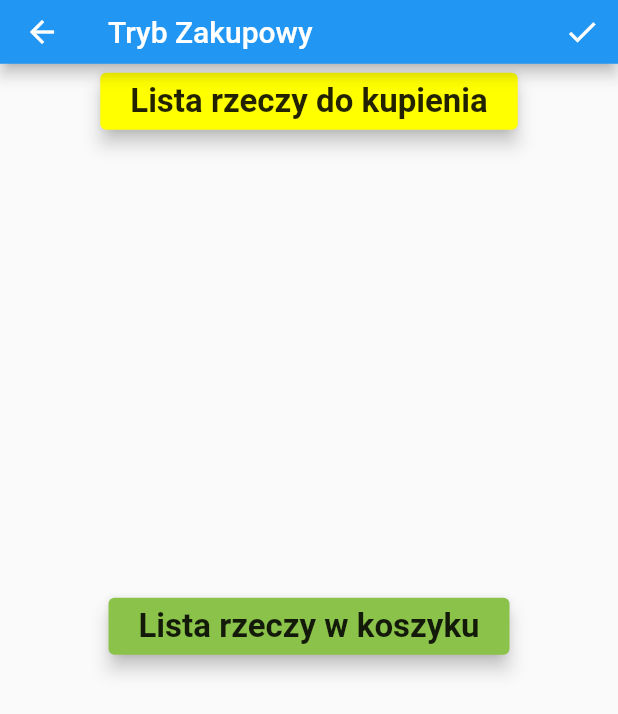
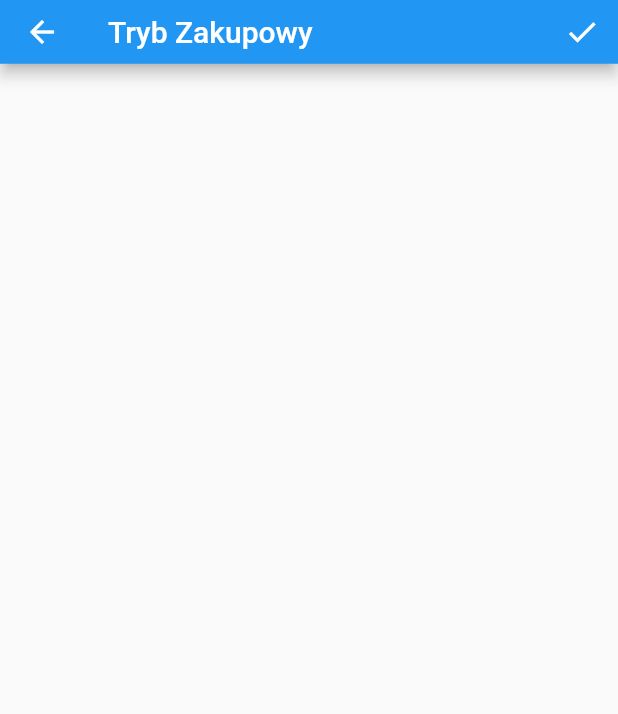
Before and after one commit to CDREApacher/spizarnia_domowa_app, a Flutter app: the TrybZakupow screen opened directly, on a phone screen of 412 x 824 dp. Shown: the top 714 px of the screen. Run offline on Flutter 3.47's test engine with Material 2 defaults, Android fonts, the phone set to English and light mode, and no system bars; drawn by our look-alikes of grouped_list; our stand-ins replace barcode_widget, dio, flutter_spinbox, get, logger and 2 more; missing offline and left inert: dart:ffi, flutter_arc_speed_dial, flutter_barcode_scanner; accounts and stored records are empty; network calls fail.

Commit message:
Started changing shopping mode.

```diff
--- a/lib/screens/tryb_zakupow.dart
+++ b/lib/screens/tryb_zakupow.dart
@@ -144,19 +144,7 @@ class _TrybZakupowState extends State<TrybZakupow> {
 
           children: [
 
-            Card(
-              elevation: 5.0,
-              margin: EdgeInsets.symmetric(horizontal: 10.0, vertical: 6.0),
-              color: Colors.yellowAccent,
 
-              child: Padding(
-                padding: EdgeInsets.symmetric(horizontal: 20 ,vertical: 6),
-                child: Text(
-                  "Lista rzeczy do kupienia",
-                  style: TextStyle(fontSize: 22, fontWeight: FontWeight.bold),
-                ),
-              ),
-            ),
 
             SizedBox(
 
@@ -254,19 +242,6 @@ class _TrybZakupowState extends State<TrybZakupow> {
 
 
 
-            Card(
-              elevation: 5.0,
-              margin: EdgeInsets.symmetric(horizontal: 10.0, vertical: 6.0),
-              color: Colors.lightGreen,
-
-              child: Padding(
-                padding: EdgeInsets.symmetric(horizontal: 20 ,vertical: 6),
-                child: Text(
-                  "Lista rzeczy w koszyku",
-                  style: TextStyle(fontSize: 22, fontWeight: FontWeight.bold),
-                ),
-              ),
-            ),
 
             // Display list of produkts added to doKupienia
 
@@ -302,6 +277,7 @@ class _TrybZakupowState extends State<TrybZakupow> {
                                                 + " : "
                                                 + produktController.doKupienia[index].quantityToBuy.toString()
                                                 + produktController.doKupienia[index].produkt.miara.miara
+                                        ,style: TextStyle(decoration: TextDecoration.lineThrough),
                                         ),
                                       ),
 
```
